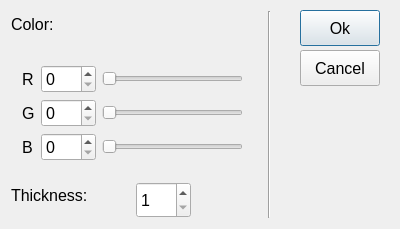
Above: drawingdialog.ui from Valdem4re/SimplePaint before the change. Below: the same form after it.
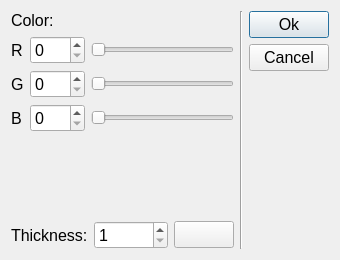
That is the form after the change. Icons and pictures are not drawn.

```diff
--- a/drawingdialog.ui
+++ b/drawingdialog.ui
@@ -6,8 +6,8 @@
    <rect>
     <x>0</x>
     <y>0</y>
-    <width>400</width>
-    <height>229</height>
+    <width>340</width>
+    <height>260</height>
    </rect>
   </property>
   <property name="sizePolicy">
@@ -30,55 +30,71 @@
   <property name="windowTitle">
    <string>Settings</string>
   </property>
-  <widget class="Line" name="line">
-   <property name="geometry">
-    <rect>
-     <x>261</x>
-     <y>11</y>
-     <width>16</width>
-     <height>207</height>
-    </rect>
-   </property>
-   <property name="orientation">
-    <enum>Qt::Vertical</enum>
-   </property>
-  </widget>
+  <layout class="QGridLayout" name="gridLayout_3">
+   <item row="0" column="0">
   <widget class="QLabel" name="label">
-   <property name="geometry">
-    <rect>
-     <x>11</x>
-     <y>11</y>
-     <width>52</width>
-     <height>27</height>
-    </rect>
-   </property>
    <property name="text">
     <string>Color:</string>
    </property>
   </widget>
+   </item>
+   <item row="0" column="1" rowspan="2">
+    <widget class="Line" name="line">
+     <property name="orientation">
+      <enum>Qt::Vertical</enum>
+     </property>
+    </widget>
+   </item>
+   <item row="0" column="2" rowspan="2">
+    <layout class="QVBoxLayout" name="verticalLayout">
+     <item>
   <widget class="QPushButton" name="pushBtnSet">
-   <property name="geometry">
-    <rect>
-     <x>300</x>
-     <y>10</y>
+       <property name="maximumSize">
+        <size>
      <width>80</width>
-     <height>36</height>
-    </rect>
+         <height>16777215</height>
+        </size>
    </property>
    <property name="text">
     <string>Ok</string>
    </property>
   </widget>
-  <widget class="QWidget" name="">
-   <property name="geometry">
-    <rect>
-     <x>11</x>
-     <y>54</y>
-     <width>243</width>
-     <height>121</height>
-    </rect>
-   </property>
+     </item>
+     <item>
+      <widget class="QPushButton" name="phBtnCancel">
+       <property name="maximumSize">
+        <size>
+         <width>80</width>
+         <height>16777215</height>
+        </size>
+       </property>
+       <property name="text">
+        <string>Cancel</string>
+       </property>
+      </widget>
+     </item>
+     <item>
+      <spacer name="verticalSpacer">
+       <property name="orientation">
+        <enum>Qt::Vertical</enum>
+       </property>
+       <property name="sizeHint" stdset="0">
+        <size>
+         <width>20</width>
+         <height>40</height>
+        </size>
+       </property>
+      </spacer>
+     </item>
+    </layout>
+   </item>
+   <item row="1" column="0">
+    <layout class="QGridLayout" name="gridLayout_2">
+     <item row="0" column="0">
    <layout class="QGridLayout" name="gridLayout">
+       <property name="sizeConstraint">
+        <enum>QLayout::SetFixedSize</enum>
+       </property>
     <item row="0" column="0">
      <widget class="QLabel" name="label_3">
       <property name="text">
@@ -155,42 +171,31 @@
      </widget>
     </item>
    </layout>
-  </widget>
-  <widget class="QPushButton" name="phBtnCancel">
-   <property name="geometry">
-    <rect>
-     <x>300</x>
-     <y>50</y>
-     <width>80</width>
-     <height>36</height>
-    </rect>
-   </property>
-   <property name="text">
-    <string>Cancel</string>
-   </property>
-  </widget>
+     </item>
+     <item row="1" column="0">
+      <spacer name="verticalSpacer_2">
+       <property name="orientation">
+        <enum>Qt::Vertical</enum>
+       </property>
+       <property name="sizeHint" stdset="0">
+        <size>
+         <width>20</width>
+         <height>18</height>
+        </size>
+       </property>
+      </spacer>
+     </item>
+     <item row="2" column="0">
+      <layout class="QHBoxLayout" name="horizontalLayout">
+       <item>
   <widget class="QLabel" name="label_2">
-   <property name="geometry">
-    <rect>
-     <x>11</x>
-     <y>182</y>
-     <width>86</width>
-     <height>27</height>
-    </rect>
-   </property>
    <property name="text">
     <string>Thickness:</string>
    </property>
   </widget>
+       </item>
+       <item>
   <widget class="QSpinBox" name="spinBoxSize">
-   <property name="geometry">
-    <rect>
-     <x>136</x>
-     <y>182</y>
-     <width>55</width>
-     <height>36</height>
-    </rect>
-   </property>
    <property name="minimum">
     <number>1</number>
    </property>
@@ -201,6 +206,44 @@
     <number>1</number>
    </property>
   </widget>
+       </item>
+       <item>
+        <widget class="QPushButton" name="pushBtnEraser">
+         <property name="sizePolicy">
+          <sizepolicy hsizetype="Minimum" vsizetype="Fixed">
+           <horstretch>0</horstretch>
+           <verstretch>0</verstretch>
+          </sizepolicy>
+         </property>
+         <property name="maximumSize">
+          <size>
+           <width>60</width>
+           <height>16777215</height>
+          </size>
+         </property>
+         <property name="text">
+          <string/>
+         </property>
+         <property name="icon">
+          <iconset resource="rsc.qrc">
+           <normaloff>:/images/textures/eraser.jpg</normaloff>:/images/textures/eraser.jpg</iconset>
+         </property>
+         <property name="iconSize">
+          <size>
+           <width>300</width>
+           <height>30</height>
+          </size>
+         </property>
+         <property name="checkable">
+          <bool>true</bool>
+         </property>
+        </widget>
+       </item>
+      </layout>
+     </item>
+    </layout>
+   </item>
+  </layout>
  </widget>
  <layoutdefault spacing="6" margin="11"/>
  <tabstops>
```
Left out of the diff: 8 changed lines with no effect on the pictures. Lines whose indentation alone changed are shown as unchanged.
